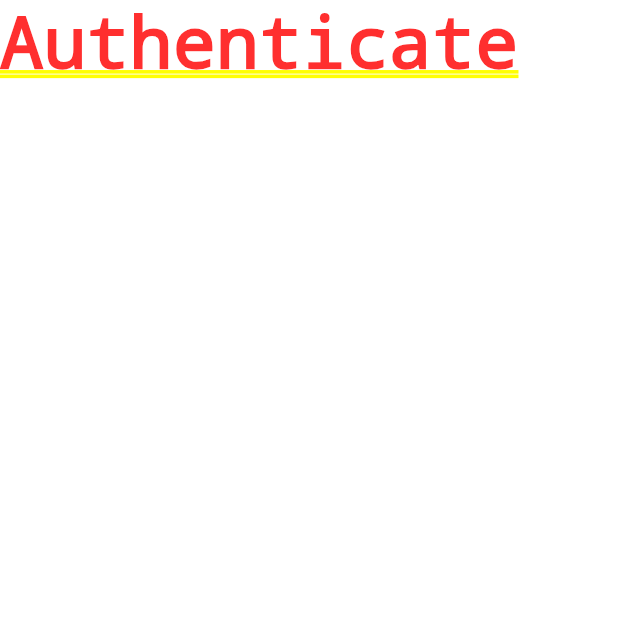
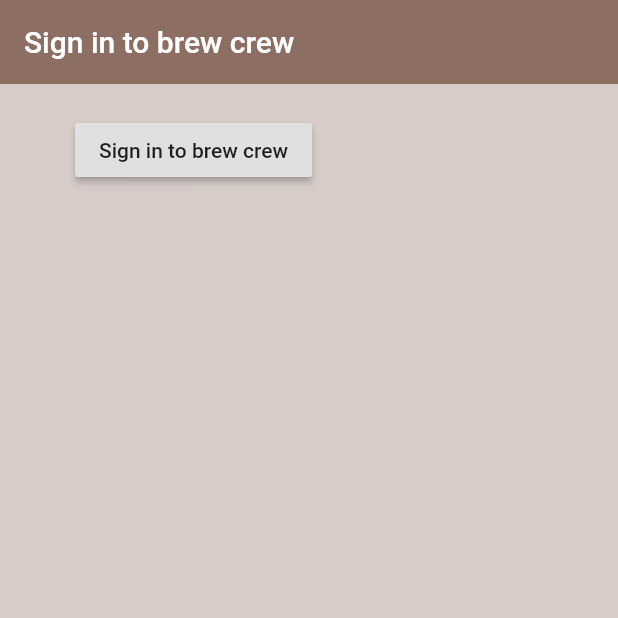
Before and after one commit to htoomgt/net_ninja_flutter_firebase_app_build, a Flutter app: the screen it shows after launch, on a phone screen of 412 x 824 dp, the top half of it. Run offline on Flutter 3.47's test engine with Material 2 defaults, Android fonts, the phone set to English and light mode, and no system bars; our stand-ins replace firebase_auth, firebase_core; accounts and stored records are empty.

Commit message:
lesson #5

```diff
--- a/lib/main.dart
+++ b/lib/main.dart
@@ -1,17 +1,23 @@
 import 'package:flutter/material.dart';
 import 'package:flutter_firebase_app_build/screens/authenticate/authenticate.dart';
 import 'package:flutter_firebase_app_build/screens/wrapper.dart';
+import 'package:firebase_core/firebase_core.dart';
+import 'package:flutter_firebase_app_build/screens/utils/loading.dart';
 
-void main() {
+Future<void> main() async {
+  WidgetsFlutterBinding.ensureInitialized();
+  await Firebase.initializeApp();
   runApp(MyApp());
 }
 
 class MyApp extends StatelessWidget {
+
   // This widget is the root of your application.
   @override
   Widget build(BuildContext context) {
     return MaterialApp(
-      home: Authenticate()
+      title : "Brew Crew",
+      home : Wrapper(),
     );
   }
 }
--- a/lib/screens/authenticate/authenticate.dart
+++ b/lib/screens/authenticate/authenticate.dart
@@ -1,4 +1,6 @@
 import 'package:flutter/material.dart';
+import 'package:flutter_firebase_app_build/screens/authenticate/sign_in.dart';
+import 'package:firebase_auth/firebase_auth.dart';
 
 class Authenticate extends StatefulWidget {
   const Authenticate({Key? key}) : super(key: key);
@@ -10,8 +12,9 @@ class Authenticate extends StatefulWidget {
 class _AuthenticateState extends State<Authenticate> {
   @override
   Widget build(BuildContext context) {
+
     return Container(
-      child : Text('Authenticate'),
+      child : SignIn(),
     );
   }
 }
--- /dev/null
+++ b/lib/screens/authenticate/sign_in.dart
@@ -0,0 +1,41 @@
+import 'package:flutter/material.dart';
+import 'package:flutter_firebase_app_build/services/auth.dart';
+
+class SignIn extends StatefulWidget {
+  const SignIn({Key? key}) : super(key: key);
+
+  @override
+  _SignInState createState() => _SignInState();
+}
+
+class _SignInState extends State<SignIn> {
+  final AuthService _auth =  AuthService();
+
+  @override
+  Widget build(BuildContext context) {
+    return Scaffold(
+      backgroundColor: Colors.brown[100],
+      appBar: AppBar(
+        backgroundColor: Colors.brown[400],
+        elevation: 0.0,
+        title : Text('Sign in to brew crew'),
+      ),
+      body : Container(
+        padding : EdgeInsets.symmetric(vertical: 20.0, horizontal: 50.0),
+         child : RaisedButton(
+           child : Text('Sign in to brew crew'),
+           onPressed: () async{
+              dynamic result = await _auth.signInAnon();
+              if(result == null){
+                print("We could'nt signed in!");
+              }
+              else{
+                print("signed in");
+                print(result);
+              }
+           },
+         )
+      )
+    );
+  }
+}
--- a/lib/screens/wrapper.dart
+++ b/lib/screens/wrapper.dart
@@ -1,4 +1,5 @@
 import 'package:flutter/material.dart';
+import 'package:flutter_firebase_app_build/screens/authenticate/authenticate.dart';
 import 'package:flutter_firebase_app_build/screens/home/home.dart';
 
 class Wrapper extends StatelessWidget {
@@ -7,6 +8,6 @@ class Wrapper extends StatelessWidget {
   @override
   Widget build(BuildContext context) {
     // return either home or authenticate
-    return Home();
+    return Authenticate();
   }
 }
```
Also changed, not shown: lib/screens/home/home.dart (+8 -4 lines), lib/screens/utils/loading.dart (added, +17 -0 lines).
